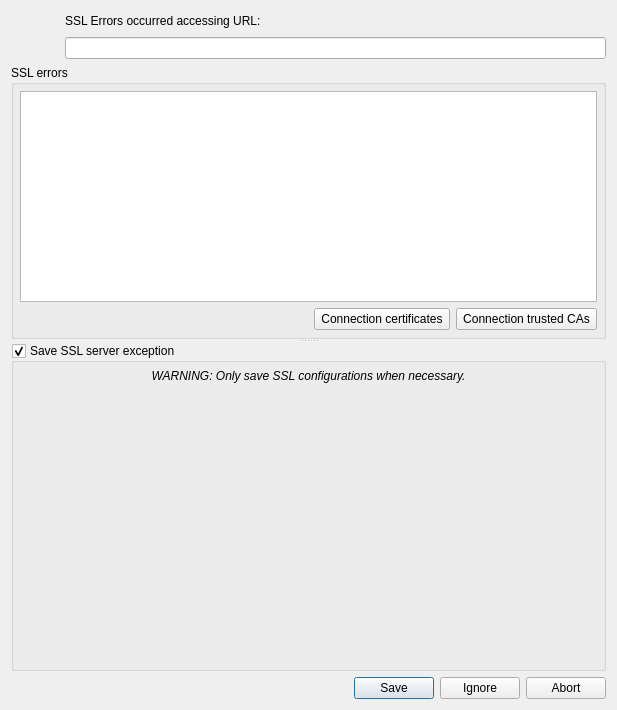
Qt form src/ui/auth/qgsauthsslerrorsdialog.ui (qgis/QGIS) before a commit.
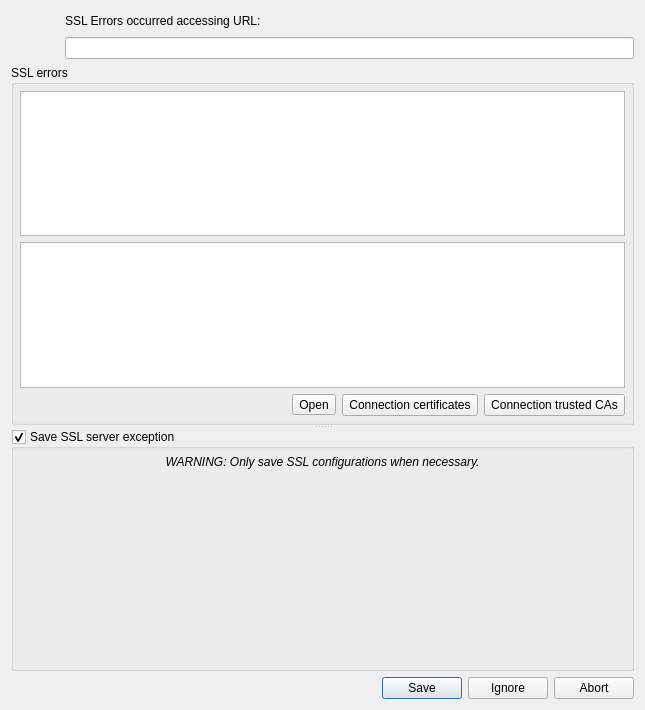
The same form after that commit. Icons and pictures are not drawn. Custom widgets are drawn as their Qt base class.

Commit message: Added launch external browser in case of CA fail sslError. Partial fix for #15617

What changed in the file:
```diff
--- a/src/ui/auth/qgsauthsslerrorsdialog.ui
+++ b/src/ui/auth/qgsauthsslerrorsdialog.ui
@@ -6,7 +6,7 @@
    <rect>
     <x>0</x>
     <y>0</y>
-    <width>617</width>
+    <width>645</width>
     <height>710</height>
    </rect>
   </property>
@@ -108,6 +108,13 @@
          </property>
         </widget>
        </item>
+       <item>
+        <widget class="QTextEdit" name="teSslErrorsMessages">
+         <property name="readOnly">
+          <bool>true</bool>
+         </property>
+        </widget>
+       </item>
        <item>
         <layout class="QHBoxLayout" name="horizontalLayout">
          <item>
@@ -123,6 +130,20 @@
            </property>
           </spacer>
          </item>
+         <item>
+          <widget class="QToolButton" name="btnAddCainCAs">
+           <property name="text">
+            <string>Open</string>
+           </property>
+           <property name="icon">
+            <iconset>
+             <normaloff>:/images/themes/default/mActionAdd.svg</normaloff>:/images/themes/default/mActionAdd.svg</iconset>
+           </property>
+           <property name="toolButtonStyle">
+            <enum>Qt::ToolButtonTextBesideIcon</enum>
+           </property>
+          </widget>
+         </item>
          <item>
           <widget class="QToolButton" name="btnChainInfo">
            <property name="minimumSize">
```
Left out of the diff: 8 changed lines with no effect on the pictures. The commit also changes 6 other files.
